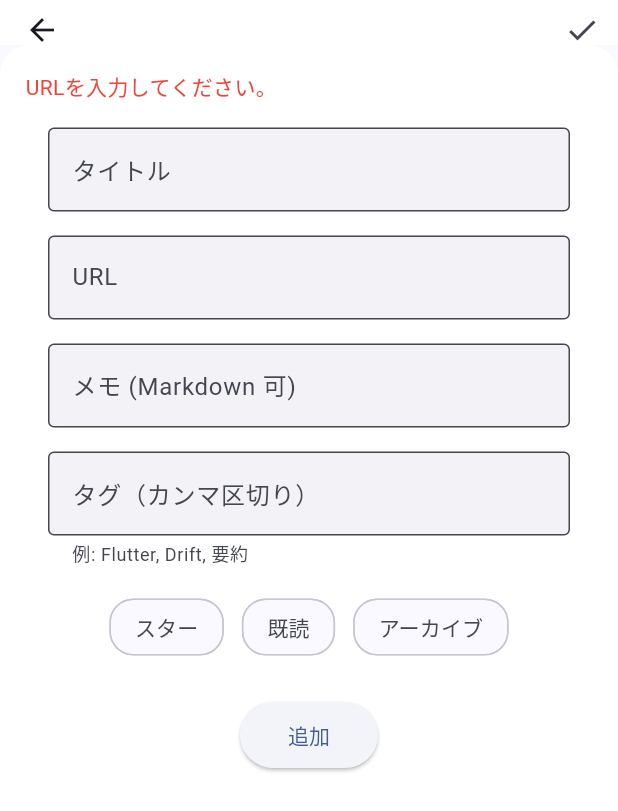
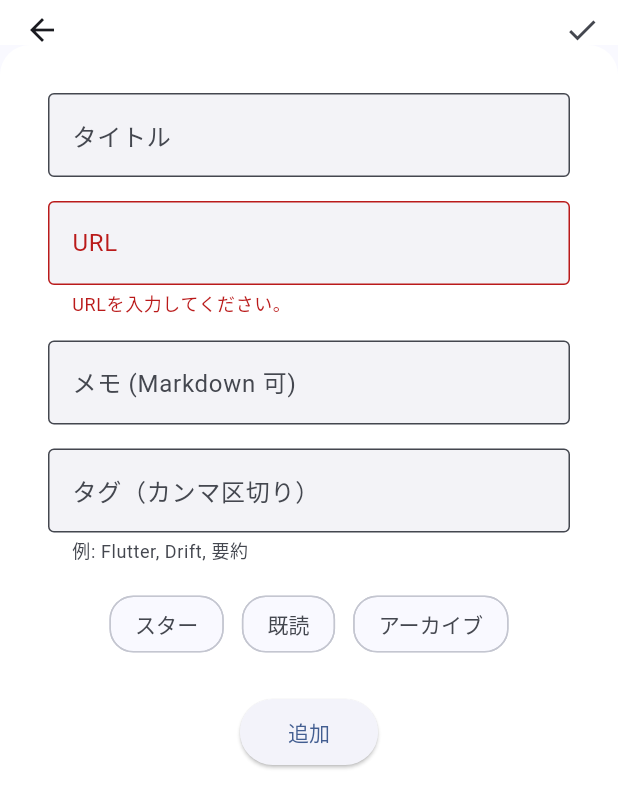
Before and after one commit to kmkm92/url_manager, a Flutter app: the AddUrlFormView screen opened directly, after a tap on "追加", on a phone screen of 412 x 824 dp. Shown: the top 811 px of the screen. Run offline on Flutter 3.47's test engine with Material 3 defaults, Android fonts, the phone set to English and light mode, and no system bars; our stand-ins replace drift, flutter_markdown, flutter_riverpod, flutter_screenutil, share_plus, shared_preferences; missing offline and left inert: receive_sharing_intent; accounts and stored records are empty; generated files the repository leaves out were written again.

Commit message:
Add form validation to URL add view

```diff
--- a/lib/views/url_add_view.dart
+++ b/lib/views/url_add_view.dart
@@ -1,4 +1,5 @@
 import 'package:flutter/material.dart';
+import 'package:flutter/services.dart';
 import 'package:flutter_riverpod/flutter_riverpod.dart';
 import 'package:url_manager/database.dart';
 import 'package:url_manager/view_models/url_view_model.dart';
@@ -13,11 +14,11 @@ class AddUrlFormView extends ConsumerStatefulWidget {
 }
 
 class _AddUrlFormViewState extends ConsumerState<AddUrlFormView> {
+  final _formKey = GlobalKey<FormState>();
   final _titleController = TextEditingController();
   final _urlController = TextEditingController();
   final _noteController = TextEditingController();
   final _tagsController = TextEditingController();
-  String? _errorMessage;
   bool _isStarred = false;
   bool _isRead = false;
   bool _isArchived = false;
@@ -80,21 +81,15 @@ class _AddUrlFormViewState extends ConsumerState<AddUrlFormView> {
               topRight: Radius.circular(20.0),
             ),
           ),
+          child: Form(
+            key: _formKey,
             child: ListView(
               children: [
-              if (_errorMessage != null)
-                Padding(
-                  padding: const EdgeInsets.all(1.0),
-                  child: Text(
-                    _errorMessage!,
-                    style: TextStyle(color: Colors.red),
-                  ),
-                ),
                 Padding(
                   padding: const EdgeInsets.all(16.0),
                   child: Column(
                     children: [
-                    TextField(
+                      TextFormField(
                         controller: _titleController,
                         decoration: InputDecoration(
                           floatingLabelStyle: TextStyle(
@@ -106,12 +101,23 @@ class _AddUrlFormViewState extends ConsumerState<AddUrlFormView> {
                             borderSide: BorderSide(),
                           ),
                         ),
+                        validator: (value) {
+                          if (value != null && value.length >= 100) {
+                            return '最大文字数は100文字です。';
+                          }
+                          return null;
+                        },
                       ),
                       SizedBox(height: 16),
-                    TextField(
+                      TextFormField(
                         controller: _urlController,
                         minLines: 1,
                         maxLines: null,
+                        keyboardType: TextInputType.url,
+                        textInputAction: TextInputAction.next,
+                        autofillHints: const [AutofillHints.url],
+                        autocorrect: false,
+                        enableSuggestions: false,
                         decoration: InputDecoration(
                           floatingLabelStyle: TextStyle(
                             color: Colors.black,
@@ -122,9 +128,15 @@ class _AddUrlFormViewState extends ConsumerState<AddUrlFormView> {
                             borderSide: BorderSide(),
                           ),
                         ),
+                        validator: (value) {
+                          if (value == null || value.trim().isEmpty) {
+                            return 'URLを入力してください。';
+                          }
+                          return null;
+                        },
                       ),
                       SizedBox(height: 16),
-                    TextField(
+                      TextFormField(
                         controller: _noteController,
                         minLines: 1,
                         maxLines: 4,
@@ -134,7 +146,7 @@ class _AddUrlFormViewState extends ConsumerState<AddUrlFormView> {
                         ),
                       ),
                       const SizedBox(height: 16),
-                    TextField(
+                      TextFormField(
                         controller: _tagsController,
                         decoration: const InputDecoration(
                           labelText: 'タグ（カンマ区切り）',
@@ -192,22 +204,12 @@ class _AddUrlFormViewState extends ConsumerState<AddUrlFormView> {
             ),
           ),
         ),
+      ),
     );
   }
 
   Future<void> _addOrUpdateUrl() async {
-    if (_urlController.text.isEmpty) {
-      setState(() {
-        _errorMessage = 'URLを入力してください。';
-      });
-      return;
-    }
-    if (_titleController.text.length >= 100) {
-      setState(() {
-        _errorMessage = '最大文字数は100文字です。';
-      });
-      return;
-    }
+    if (!(_formKey.currentState?.validate() ?? false)) return;
 
     final newUrl = Url(
       id: widget.url?.id,
```
Lines whose indentation alone changed are shown as unchanged.
